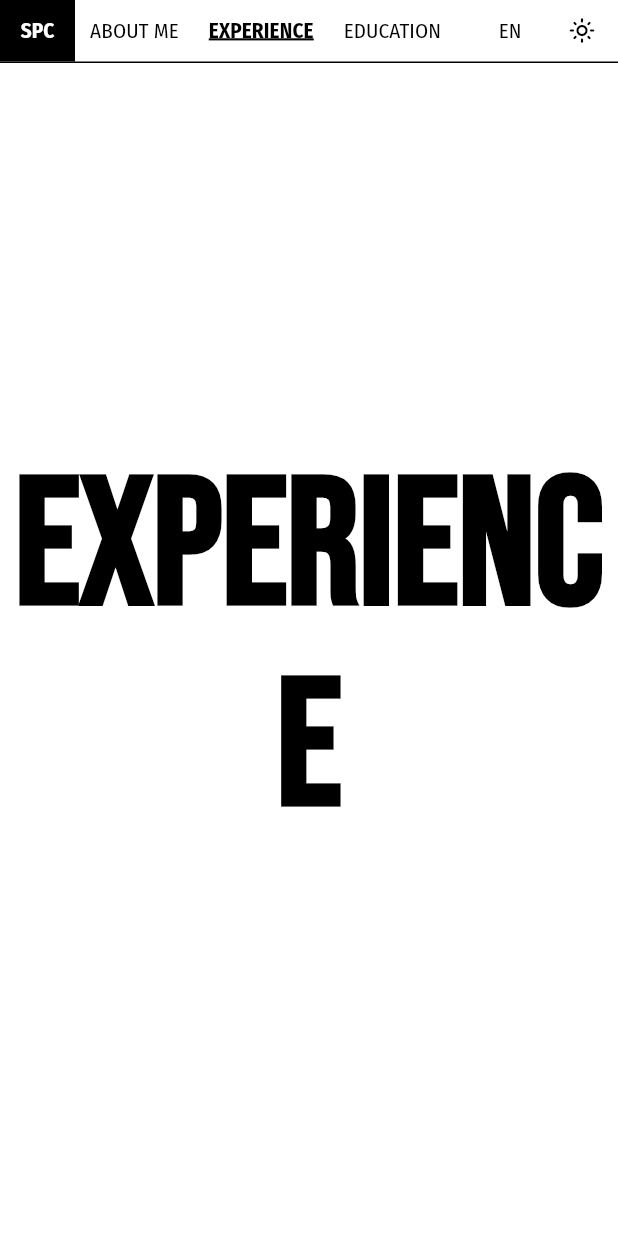
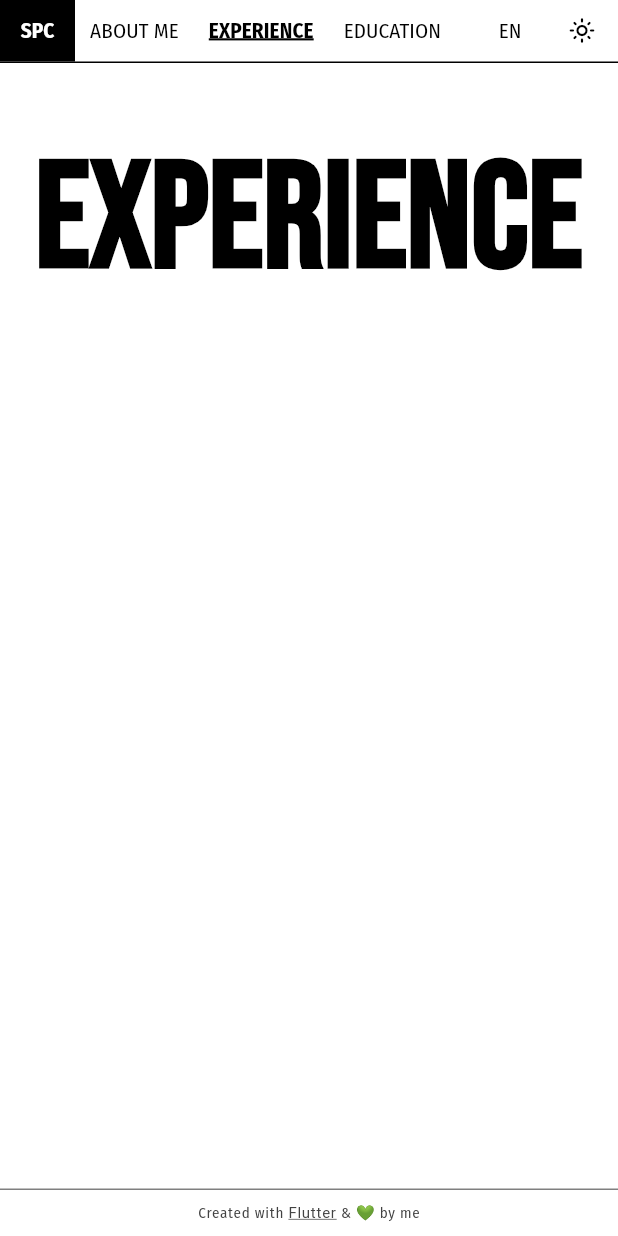
Before and after one commit to spioc999/portfolio, a Flutter app: the EducationView screen opened by its route, after a tap on "SPC", after a tap on "ABOUT ME", after a tap on "EXPERIENCE", on a phone screen of 412 x 824 dp. Run offline on Flutter 3.47's test engine with Material 3 defaults, Android fonts, the light colour scheme and no system bars; our stand-ins replace gap, get_it, go_router, responsive_builder, shared_preferences, transparent_image; accounts and stored records are empty; generated files the repository leaves out were written again; network calls fail; project files that could hold a hidden picture were left out.

Commit message:
Create portfolio body, start new pages and fitted box for titles

```diff
--- a/lib/constants/common.dart
+++ b/lib/constants/common.dart
@@ -15,3 +15,8 @@ const ScrollPhysics defaultScrollPhysics = ClampingScrollPhysics();
 
 const defaultHorizontalPadding =
     EdgeInsets.symmetric(horizontal: Dimens.horizontalPaddingDefault);
+
+const defaultBodyPadding = EdgeInsets.symmetric(
+  horizontal: Dimens.horizontalPaddingDefault,
+  vertical: Dimens.verticalPaddingDefault,
+);
--- a/lib/constants/dimens.dart
+++ b/lib/constants/dimens.dart
@@ -15,6 +15,7 @@ class Dimens {
 
   static const double horizontalPaddingButton = 10.0;
   static const double horizontalPaddingDefault = 16.0;
+  static const double verticalPaddingDefault = 48.0;
 
   static const double defaultIconSize = 18.0;
 
--- a/lib/ui/layouts/portfolio_sliver_footer.dart
+++ b/lib/ui/layouts/portfolio_scollable_view.dart
@@ -6,8 +6,35 @@ import 'package:spioc_portfolio/ui/components/app_divider.dart';
 import 'package:spioc_portfolio/utils/extensions.dart';
 import 'package:url_launcher/url_launcher.dart';
 
-class PortfolioSliverFooter extends StatelessWidget {
-  const PortfolioSliverFooter({super.key});
+class PortfolioScrollableView extends StatelessWidget {
+  final Widget body;
+  final bool hasFooter;
+
+  const PortfolioScrollableView({
+    super.key,
+    required this.body,
+    this.hasFooter = true,
+  });
+
+  @override
+  Widget build(BuildContext context) {
+    return CustomScrollView(
+      physics: defaultScrollPhysics,
+      slivers: [
+        SliverPadding(
+          padding: defaultBodyPadding,
+          sliver: SliverToBoxAdapter(
+            child: body,
+          ),
+        ),
+        if (hasFooter) const _PortfolioSliverFooter(),
+      ],
+    );
+  }
+}
+
+class _PortfolioSliverFooter extends StatelessWidget {
+  const _PortfolioSliverFooter();
 
   @override
   Widget build(BuildContext context) {
--- /dev/null
+++ b/lib/utils/responsive_helper.dart
@@ -0,0 +1,44 @@
+import 'package:flutter/material.dart';
+import 'package:responsive_builder/responsive_builder.dart';
+
+class ResponsiveHelper {
+  static TextStyle? themeDisplayStyle(BuildContext context) =>
+      getValueForScreenType(
+        context: context,
+        mobile: Theme.of(context).textTheme.displayMedium,
+        tablet: Theme.of(context).textTheme.displayLarge,
+        desktop: Theme.of(context).textTheme.displayLarge,
+      );
+
+  static TextStyle? themeTitleStyle(BuildContext context) =>
+      getValueForScreenType(
+        context: context,
+        mobile: Theme.of(context).textTheme.titleMedium,
+        tablet: Theme.of(context).textTheme.titleLarge,
+        desktop: Theme.of(context).textTheme.titleLarge,
+      );
+
+  static TextStyle? themeHeadingStyle(BuildContext context) =>
+      getValueForScreenType(
+        context: context,
+        mobile: Theme.of(context).textTheme.headlineMedium,
+        tablet: Theme.of(context).textTheme.headlineLarge,
+        desktop: Theme.of(context).textTheme.headlineLarge,
+      );
+
+  static TextStyle? themeBodyStyle(BuildContext context) =>
+      getValueForScreenType(
+        context: context,
+        mobile: Theme.of(context).textTheme.bodyMedium,
+        tablet: Theme.of(context).textTheme.bodyLarge,
+        desktop: Theme.of(context).textTheme.bodyLarge,
+      );
+
+  static TextStyle? themeLabelStyle(BuildContext context) =>
+      getValueForScreenType(
+        context: context,
+        mobile: Theme.of(context).textTheme.labelMedium,
+        tablet: Theme.of(context).textTheme.labelLarge,
+        desktop: Theme.of(context).textTheme.labelLarge,
+      );
+}
--- a/lib/views/about_me/about_me_view.dart
+++ b/lib/views/about_me/about_me_view.dart
@@ -1,4 +1,7 @@
 import 'package:flutter/material.dart';
+import 'package:spioc_portfolio/ui/layouts/portfolio_scollable_view.dart';
+import 'package:spioc_portfolio/utils/extensions.dart';
+import 'package:spioc_portfolio/utils/responsive_helper.dart';
 import 'package:spioc_portfolio/views/_base_mvvm/base_mvvm.dart';
 import 'package:spioc_portfolio/views/about_me/about_me_contracts.dart';
 
@@ -14,11 +17,18 @@ class _AboutMeViewState
     return BaseWidget<AboutMeViewModelContract, AboutMeState>(
       model: viewModel,
       builder: (context, viewModel, child) {
-        return Center(
-          child: Text(
-            'About Me',
-            style: Theme.of(context).textTheme.displayLarge,
-            textAlign: TextAlign.center,
+        return PortfolioScrollableView(
+          body: Column(
+            children: [
+              FittedBox(
+                fit: BoxFit.scaleDown,
+                child: Text(
+                  l10n.aboutmeview_title,
+                  textAlign: TextAlign.center,
+                  style: ResponsiveHelper.themeDisplayStyle(context),
+                ),
+              ),
+            ],
           ),
         );
       },
--- a/lib/views/education/education_view.dart
+++ b/lib/views/education/education_view.dart
@@ -1,4 +1,7 @@
 import 'package:flutter/material.dart';
+import 'package:spioc_portfolio/ui/layouts/portfolio_scollable_view.dart';
+import 'package:spioc_portfolio/utils/extensions.dart';
+import 'package:spioc_portfolio/utils/responsive_helper.dart';
 import 'package:spioc_portfolio/views/_base_mvvm/base_mvvm.dart';
 import 'package:spioc_portfolio/views/education/education_contracts.dart';
 
@@ -14,11 +17,18 @@ class _EducationViewState
     return BaseWidget<EducationViewModelContract, EducationState>(
       model: viewModel,
       builder: (context, viewModel, child) {
-        return Center(
-          child: Text(
-            'Education',
-            style: Theme.of(context).textTheme.displayLarge,
-            textAlign: TextAlign.center,
+        return PortfolioScrollableView(
+          body: Column(
+            children: [
+              FittedBox(
+                fit: BoxFit.scaleDown,
+                child: Text(
+                  l10n.educationview_title,
+                  textAlign: TextAlign.center,
+                  style: ResponsiveHelper.themeDisplayStyle(context),
+                ),
+              ),
+            ],
           ),
         );
       },
--- a/lib/views/experience/experience_view.dart
+++ b/lib/views/experience/experience_view.dart
@@ -1,4 +1,7 @@
 import 'package:flutter/material.dart';
+import 'package:spioc_portfolio/ui/layouts/portfolio_scollable_view.dart';
+import 'package:spioc_portfolio/utils/extensions.dart';
+import 'package:spioc_portfolio/utils/responsive_helper.dart';
 import 'package:spioc_portfolio/views/_base_mvvm/base_mvvm.dart';
 import 'package:spioc_portfolio/views/experience/experience_contracts.dart';
 
@@ -15,11 +18,18 @@ class _ExperienceViewState extends BaseState<
     return BaseWidget<ExperienceViewModelContract, ExperienceState>(
       model: viewModel,
       builder: (context, viewModel, child) {
-        return Center(
-          child: Text(
-            'Experience',
-            style: Theme.of(context).textTheme.displayLarge,
-            textAlign: TextAlign.center,
+        return PortfolioScrollableView(
+          body: Column(
+            children: [
+              FittedBox(
+                fit: BoxFit.scaleDown,
+                child: Text(
+                  l10n.experienceview_title,
+                  textAlign: TextAlign.center,
+                  style: ResponsiveHelper.themeDisplayStyle(context),
+                ),
+              ),
+            ],
           ),
         );
       },
--- a/lib/views/home/home_view.dart
+++ b/lib/views/home/home_view.dart
@@ -1,11 +1,11 @@
 import 'package:flutter/material.dart';
 import 'package:gap/gap.dart';
-import 'package:spioc_portfolio/constants/common.dart';
 import 'package:spioc_portfolio/constants/dimens.dart';
 import 'package:spioc_portfolio/models/models.dart';
 import 'package:spioc_portfolio/ui/components/personal_rounded_images.dart';
-import 'package:spioc_portfolio/ui/layouts/portfolio_sliver_footer.dart';
+import 'package:spioc_portfolio/ui/layouts/portfolio_scollable_view.dart';
 import 'package:spioc_portfolio/utils/extensions.dart';
+import 'package:spioc_portfolio/utils/responsive_helper.dart';
 import 'package:spioc_portfolio/views/_base_mvvm/base_mvvm.dart';
 import 'package:spioc_portfolio/views/home/home_contracts.dart';
 
@@ -21,15 +21,9 @@ class _HomeViewState
     return BaseWidget<HomeViewModelContract, HomeState>(
       model: viewModel,
       builder: (context, viewModel, _) {
-        return CustomScrollView(
-          physics: defaultScrollPhysics,
-          slivers: [
-            SliverToBoxAdapter(
-              child: Padding(
-                padding: defaultHorizontalPadding.copyWith(
-                  top: Dimens.extraLargeMargin,
-                  bottom: Dimens.extraLargeMargin,
-                ),
+        return PortfolioScrollableView(
+          body: FittedBox(
+            fit: BoxFit.scaleDown,
             child: Column(
               mainAxisSize: MainAxisSize.min,
               children: [
@@ -37,26 +31,23 @@ class _HomeViewState
                 const Gap(Dimens.defaultMargin),
                 Text(
                   Me.firstName,
-                      style: Theme.of(context).textTheme.displayLarge,
+                  style: ResponsiveHelper.themeDisplayStyle(context),
                   textAlign: TextAlign.center,
                 ),
                 Text(
                   Me.lastName,
-                      style: Theme.of(context).textTheme.displayLarge,
+                  style: ResponsiveHelper.themeDisplayStyle(context),
                   textAlign: TextAlign.center,
                 ),
                 const Gap(Dimens.defaultMargin),
                 Text(
                   vmState.role(l10n),
-                      style: Theme.of(context).textTheme.titleLarge,
+                  style: ResponsiveHelper.themeTitleStyle(context),
                   textAlign: TextAlign.center,
                 ),
               ],
             ),
           ),
-            ),
-            const PortfolioSliverFooter(),
-          ],
         );
       },
     );
```
Lines whose indentation alone changed are shown as unchanged.
